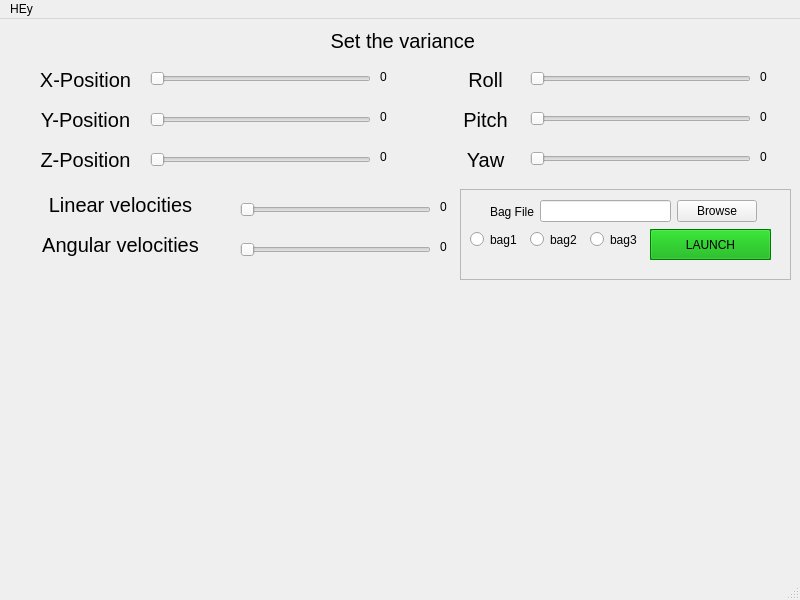
Above: scripts/gui/layout.ui from jotix16/ROS_Noisifier before the change. Below: the same form after it.
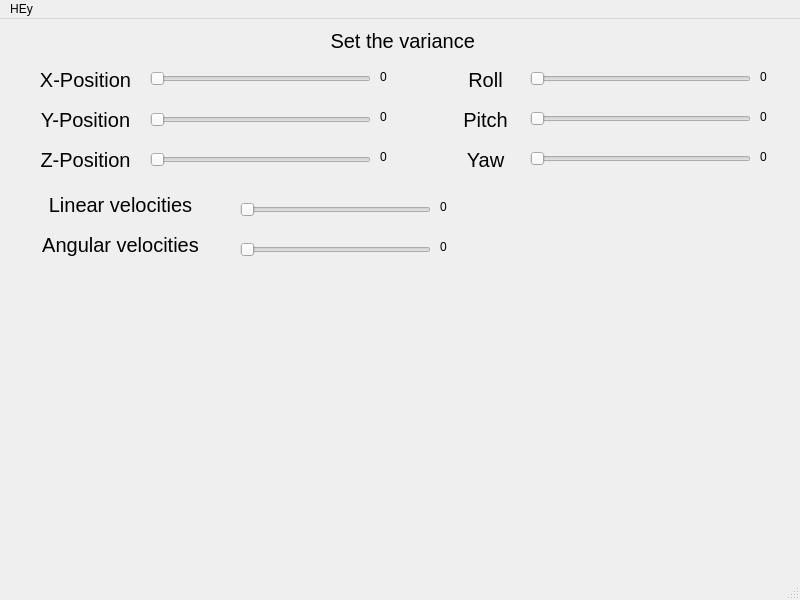
That is the form after the change.

What changed in the file:
```diff
--- a/scripts/gui/layout.ui
+++ b/scripts/gui/layout.ui
@@ -546,530 +546,6 @@
      <enum>Qt::Horizontal</enum>
     </property>
    </widget>
-   <widget class="QFrame" name="frame_2">
-    <property name="geometry">
-     <rect>
-      <x>460</x>
-      <y>170</y>
-      <width>331</width>
-      <height>91</height>
-     </rect>
-    </property>
-    <property name="frameShape">
-     <enum>QFrame::StyledPanel</enum>
-    </property>
-    <property name="frameShadow">
-     <enum>QFrame::Raised</enum>
-    </property>
-    <widget class="QRadioButton" name="radioButton">
-     <property name="geometry">
-      <rect>
-       <x>10</x>
-       <y>40</y>
-       <width>61</width>
-       <height>21</height>
-      </rect>
-     </property>
-     <property name="text">
-      <string>bag1</string>
-     </property>
-     <attribute name="buttonGroup">
-      <string notr="true">buttonGroup</string>
-     </attribute>
-    </widget>
-    <widget class="QRadioButton" name="radioButton_3">
-     <property name="geometry">
-      <rect>
-       <x>130</x>
-       <y>40</y>
-       <width>51</width>
-       <height>21</height>
-      </rect>
-     </property>
-     <property name="text">
-      <string>bag3</string>
-     </property>
-     <attribute name="buttonGroup">
-      <string notr="true">buttonGroup</string>
-     </attribute>
-    </widget>
-    <widget class="QRadioButton" name="radioButton_2">
-     <property name="geometry">
-      <rect>
-       <x>70</x>
-       <y>40</y>
-       <width>61</width>
-       <height>21</height>
-      </rect>
-     </property>
-     <property name="text">
-      <string>bag2</string>
-     </property>
-     <attribute name="buttonGroup">
-      <string notr="true">buttonGroup</string>
-     </attribute>
-    </widget>
-    <widget class="QPushButton" name="Launch">
-     <property name="geometry">
-      <rect>
-       <x>190</x>
-       <y>40</y>
-       <width>121</width>
-       <height>31</height>
-      </rect>
-     </property>
-     <property name="palette">
-      <palette>
-       <active>
-        <colorrole role="WindowText">
-         <brush brushstyle="SolidPattern">
-          <color alpha="255">
-           <red>0</red>
-           <green>0</green>
-           <blue>0</blue>
-          </color>
-         </brush>
-        </colorrole>
-        <colorrole role="Button">
-         <brush brushstyle="SolidPattern">
-          <color alpha="255">
-           <red>0</red>
-           <green>170</green>
-           <blue>0</blue>
-          </color>
-         </brush>
-        </colorrole>
-        <colorrole role="Light">
-         <brush brushstyle="SolidPattern">
-          <color alpha="255">
-           <red>0</red>
-           <green>255</green>
-           <blue>0</blue>
-          </color>
-         </brush>
-        </colorrole>
-        <colorrole role="Midlight">
-         <brush brushstyle="SolidPattern">
-          <color alpha="255">
-           <red>0</red>
-           <green>212</green>
-           <blue>0</blue>
-          </color>
-         </brush>
-        </colorrole>
-        <colorrole role="Dark">
-         <brush brushstyle="SolidPattern">
-          <color alpha="255">
-           <red>0</red>
-           <green>85</green>
-           <blue>0</blue>
-          </color>
-         </brush>
-        </colorrole>
-        <colorrole role="Mid">
-         <brush brushstyle="SolidPattern">
-          <color alpha="255">
-           <red>0</red>
-           <green>113</green>
-           <blue>0</blue>
-          </color>
-         </brush>
-        </colorrole>
-        <colorrole role="Text">
-         <brush brushstyle="SolidPattern">
-          <color alpha="255">
-           <red>0</red>
-           <green>0</green>
-           <blue>0</blue>
-          </color>
-         </brush>
-        </colorrole>
-        <colorrole role="BrightText">
-         <brush brushstyle="SolidPattern">
-          <color alpha="255">
-           <red>255</red>
-           <green>255</green>
-           <blue>255</blue>
-          </color>
-         </brush>
-        </colorrole>
-        <colorrole role="ButtonText">
-         <brush brushstyle="SolidPattern">
-          <color alpha="255">
-           <red>0</red>
-           <green>0</green>
-           <blue>0</blue>
-          </color>
-         </brush>
-        </colorrole>
-        <colorrole role="Base">
-         <brush brushstyle="SolidPattern">
-          <color alpha="255">
-           <red>255</red>
-           <green>255</green>
-           <blue>255</blue>
-          </color>
-         </brush>
-        </colorrole>
-        <colorrole role="Window">
-         <brush brushstyle="SolidPattern">
-          <color alpha="255">
-           <red>0</red>
-           <green>170</green>
-           <blue>0</blue>
-          </color>
-         </brush>
-        </colorrole>
-        <colorrole role="Shadow">
-         <brush brushstyle="SolidPattern">
-          <color alpha="255">
-           <red>0</red>
-           <green>0</green>
-           <blue>0</blue>
-          </color>
-         </brush>
-        </colorrole>
-        <colorrole role="AlternateBase">
-         <brush brushstyle="SolidPattern">
-          <color alpha="255">
-           <red>127</red>
-           <green>212</green>
-           <blue>127</blue>
-          </color>
-         </brush>
-        </colorrole>
-        <colorrole role="ToolTipBase">
-         <brush brushstyle="SolidPattern">
-          <color alpha="255">
-           <red>255</red>
-           <green>255</green>
-           <blue>220</blue>
-          </color>
-         </brush>
-        </colorrole>
-        <colorrole role="ToolTipText">
-         <brush brushstyle="SolidPattern">
-          <color alpha="255">
-           <red>0</red>
-           <green>0</green>
-           <blue>0</blue>
-          </color>
-         </brush>
-        </colorrole>
-       </active>
-       <inactive>
-        <colorrole role="WindowText">
-         <brush brushstyle="SolidPattern">
-          <color alpha="255">
-           <red>0</red>
-           <green>0</green>
-           <blue>0</blue>
-          </color>
-         </brush>
-        </colorrole>
-        <colorrole role="Button">
-         <brush brushstyle="SolidPattern">
-          <color alpha="255">
-           <red>0</red>
-           <green>170</green>
-           <blue>0</blue>
-          </color>
-         </brush>
-        </colorrole>
-        <colorrole role="Light">
-         <brush brushstyle="SolidPattern">
-          <color alpha="255">
-           <red>0</red>
-           <green>255</green>
-           <blue>0</blue>
-          </color>
-         </brush>
-        </colorrole>
-        <colorrole role="Midlight">
-         <brush brushstyle="SolidPattern">
-          <color alpha="255">
-           <red>0</red>
-           <green>212</green>
-           <blue>0</blue>
-          </color>
-         </brush>
-        </colorrole>
-        <colorrole role="Dark">
-         <brush brushstyle="SolidPattern">
-          <color alpha="255">
-           <red>0</red>
-           <green>85</green>
-           <blue>0</blue>
-          </color>
-         </brush>
-        </colorrole>
-        <colorrole role="Mid">
-         <brush brushstyle="SolidPattern">
-          <color alpha="255">
-           <red>0</red>
-           <green>113</green>
-           <blue>0</blue>
-          </color>
-         </brush>
-        </colorrole>
-        <colorrole role="Text">
-         <brush brushstyle="SolidPattern">
-          <color alpha="255">
-           <red>0</red>
-           <green>0</green>
-           <blue>0</blue>
-          </color>
-         </brush>
-        </colorrole>
-        <colorrole role="BrightText">
-         <brush brushstyle="SolidPattern">
-          <color alpha="255">
-           <red>255</red>
-           <green>255</green>
-           <blue>255</blue>
-          </color>
-         </brush>
-        </colorrole>
-        <colorrole role="ButtonText">
-         <brush brushstyle="SolidPattern">
-          <color alpha="255">
-           <red>0</red>
-           <green>0</green>
-           <blue>0</blue>
-          </color>
-         </brush>
-        </colorrole>
-        <colorrole role="Base">
-         <brush brushstyle="SolidPattern">
-          <color alpha="255">
-           <red>255</red>
-           <green>255</green>
-           <blue>255</blue>
-          </color>
-         </brush>
-        </colorrole>
-        <colorrole role="Window">
-         <brush brushstyle="SolidPattern">
-          <color alpha="255">
-           <red>0</red>
-           <green>170</green>
-           <blue>0</blue>
-          </color>
-         </brush>
-        </colorrole>
-        <colorrole role="Shadow">
-         <brush brushstyle="SolidPattern">
-          <color alpha="255">
-           <red>0</red>
-           <green>0</green>
-           <blue>0</blue>
-          </color>
-         </brush>
-        </colorrole>
-        <colorrole role="AlternateBase">
-         <brush brushstyle="SolidPattern">
-          <color alpha="255">
-           <red>127</red>
-           <green>212</green>
-           <blue>127</blue>
-          </color>
-         </brush>
-        </colorrole>
-        <colorrole role="ToolTipBase">
-         <brush brushstyle="SolidPattern">
-          <color alpha="255">
-           <red>255</red>
-           <green>255</green>
-           <blue>220</blue>
-          </color>
-         </brush>
-        </colorrole>
-        <colorrole role="ToolTipText">
-         <brush brushstyle="SolidPattern">
-          <color alpha="255">
-           <red>0</red>
-           <green>0</green>
-           <blue>0</blue>
-          </color>
-         </brush>
-        </colorrole>
-       </inactive>
-       <disabled>
-        <colorrole role="WindowText">
-         <brush brushstyle="SolidPattern">
-          <color alpha="255">
-           <red>0</red>
-           <green>85</green>
-           <blue>0</blue>
-          </color>
-         </brush>
-        </colorrole>
-        <colorrole role="Button">
-         <brush brushstyle="SolidPattern">
-          <color alpha="255">
-           <red>0</red>
-           <green>170</green>
-           <blue>0</blue>
-          </color>
-         </brush>
-        </colorrole>
-        <colorrole role="Light">
-         <brush brushstyle="SolidPattern">
-          <color alpha="255">
-           <red>0</red>
-           <green>255</green>
-           <blue>0</blue>
-          </color>
-         </brush>
-        </colorrole>
-        <colorrole role="Midlight">
-         <brush brushstyle="SolidPattern">
-          <color alpha="255">
-           <red>0</red>
-           <green>212</green>
-           <blue>0</blue>
-          </color>
-         </brush>
-        </colorrole>
-        <colorrole role="Dark">
-         <brush brushstyle="SolidPattern">
-          <color alpha="255">
-           <red>0</red>
-           <green>85</green>
-           <blue>0</blue>
-          </color>
-         </brush>
-        </colorrole>
-        <colorrole role="Mid">
-         <brush brushstyle="SolidPattern">
-          <color alpha="255">
-           <red>0</red>
-           <green>113</green>
-           <blue>0</blue>
-          </color>
-         </brush>
-        </colorrole>
-        <colorrole role="Text">
-         <brush brushstyle="SolidPattern">
-          <color alpha="255">
-           <red>0</red>
-           <green>85</green>
-           <blue>0</blue>
-          </color>
-         </brush>
-        </colorrole>
-        <colorrole role="BrightText">
-         <brush brushstyle="SolidPattern">
-          <color alpha="255">
-           <red>255</red>
-           <green>255</green>
-           <blue>255</blue>
-          </color>
-         </brush>
-        </colorrole>
-        <colorrole role="ButtonText">
-         <brush brushstyle="SolidPattern">
-          <color alpha="255">
-           <red>0</red>
-           <green>85</green>
-           <blue>0</blue>
-          </color>
-         </brush>
-        </colorrole>
-        <colorrole role="Base">
-         <brush brushstyle="SolidPattern">
-          <color alpha="255">
-           <red>0</red>
-           <green>170</green>
-           <blue>0</blue>
-          </color>
-         </brush>
-        </colorrole>
-        <colorrole role="Window">
-         <brush brushstyle="SolidPattern">
-          <color alpha="255">
-           <red>0</red>
-           <green>170</green>
-           <blue>0</blue>
-          </color>
-         </brush>
-        </colorrole>
-        <colorrole role="Shadow">
-         <brush brushstyle="SolidPattern">
-          <color alpha="255">
-           <red>0</red>
-           <green>0</green>
-           <blue>0</blue>
-          </color>
-         </brush>
-        </colorrole>
-        <colorrole role="AlternateBase">
-         <brush brushstyle="SolidPattern">
-          <color alpha="255">
-           <red>0</red>
-           <green>170</green>
-           <blue>0</blue>
-          </color>
-         </brush>
-        </colorrole>
-        <colorrole role="ToolTipBase">
-         <brush brushstyle="SolidPattern">
-          <color alpha="255">
-           <red>255</red>
-           <green>255</green>
-           <blue>220</blue>
-          </color>
-         </brush>
-        </colorrole>
-        <colorrole role="ToolTipText">
-         <brush brushstyle="SolidPattern">
-          <color alpha="255">
-           <red>0</red>
-           <green>0</green>
-           <blue>0</blue>
-          </color>
-         </brush>
-        </colorrole>
-       </disabled>
-      </palette>
-     </property>
-     <property name="autoFillBackground">
-      <bool>true</bool>
-     </property>
-     <property name="text">
-      <string>LAUNCH</string>
-     </property>
-    </widget>
-    <widget class="QWidget" name="layoutWidget">
-     <property name="geometry">
-      <rect>
-       <x>30</x>
-       <y>10</y>
-       <width>267</width>
-       <height>25</height>
-      </rect>
-     </property>
-     <layout class="QHBoxLayout" name="horizontalLayout">
-      <item>
-       <widget class="QLabel" name="label">
-        <property name="text">
-         <string>Bag File</string>
-        </property>
-       </widget>
-      </item>
-      <item>
-       <widget class="QLineEdit" name="lineEdit"/>
-      </item>
-      <item>
-       <widget class="QPushButton" name="Browse">
-        <property name="text">
-         <string>Browse</string>
-        </property>
-       </widget>
-      </item>
-     </layout>
-    </widget>
-   </widget>
   </widget>
   <widget class="QMenuBar" name="menubar">
    <property name="geometry">
```
